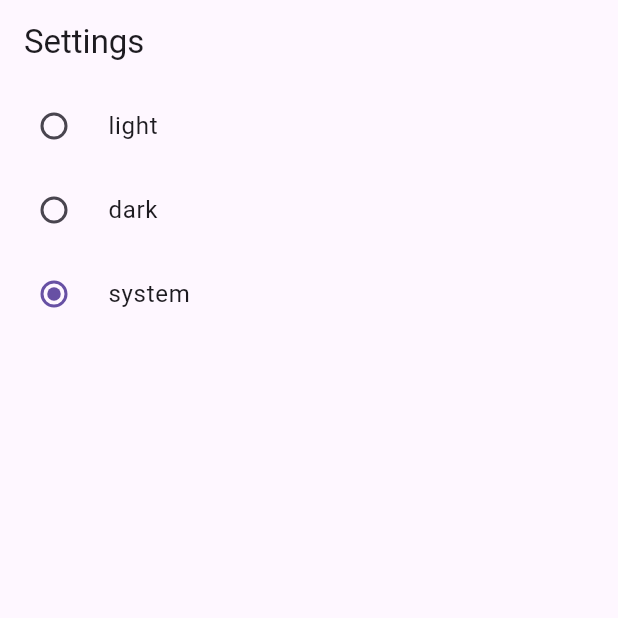
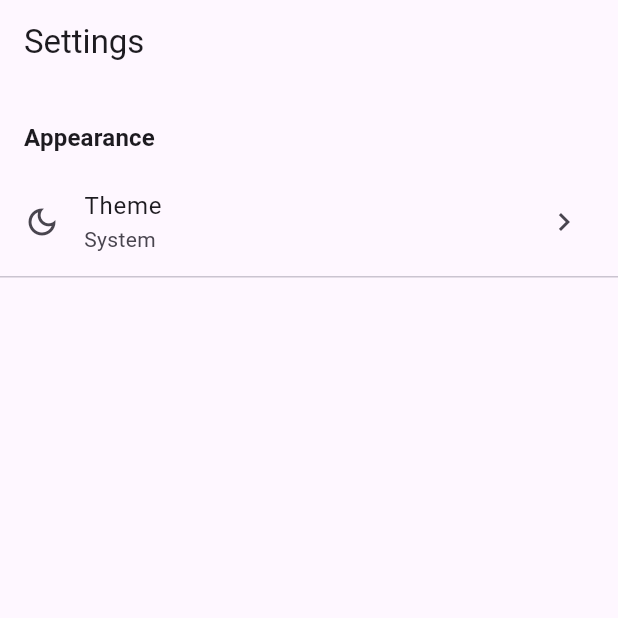
Before and after one commit to miguel-arbelaez-dev/flutter_settings_clean_bloc, a Flutter app: the screen it shows after launch, on a phone screen of 412 x 824 dp, the top half of it. Run offline on Flutter 3.47's test engine with Material 3 defaults, Android fonts, the phone set to English and light mode, and no system bars; our stand-ins replace flutter_bloc, shared_preferences.

Commit message:
Screen improvements completed

```diff
--- a/flutter_settings_clean_bloc/lib/feautures/settings/presentation/pages/settings_page.dart
+++ b/flutter_settings_clean_bloc/lib/feautures/settings/presentation/pages/settings_page.dart
@@ -1,5 +1,7 @@
 import 'package:flutter/material.dart';
 import 'package:flutter_bloc/flutter_bloc.dart';
+import 'package:flutter_settings_clean_bloc/feautures/settings/presentation/widgets/settings_section.dart';
+import 'package:flutter_settings_clean_bloc/feautures/settings/presentation/widgets/theme_tile.dart';
 
 import '../bloc/settings_bloc.dart';
 import '../bloc/settings_event.dart';
@@ -19,21 +21,13 @@ class SettingsPage extends StatelessWidget {
             return const Center(child: CircularProgressIndicator());
           }
 
-          return Column(
-            children: AppTheme.values.map((theme) {
-              return RadioListTile<AppTheme>(
-                title: Text(theme.name),
-                value: theme,
-                groupValue: state.theme,
-                onChanged: (value) {
-                  if (value != null) {
-                    context
-                        .read<SettingsBloc>()
-                        .add(ChangeThemeEvent(value));
-                  }
-                },
-              );
-            }).toList(),
+          return ListView(
+            children: [
+              const SizedBox(height: 16),
+              const SettingsSection(title: 'Appearance'),
+              ThemeTile(currentTheme: state.theme),
+              const Divider(height: 1),
+            ],
           );
         },
       ),
--- /dev/null
+++ b/flutter_settings_clean_bloc/lib/feautures/settings/presentation/widgets/settings_section.dart
@@ -0,0 +1,22 @@
+import 'package:flutter/material.dart';
+
+class SettingsSection extends StatelessWidget {
+  final String title;
+
+  const SettingsSection({super.key, required this.title});
+
+  @override
+  Widget build(BuildContext context) {
+    final textTheme = Theme.of(context).textTheme;
+
+    return Padding(
+      padding: const EdgeInsets.symmetric(horizontal: 16, vertical: 8),
+      child: Text(
+        title,
+        style: textTheme.titleMedium?.copyWith(
+          fontWeight: FontWeight.w600,
+        ),
+      ),
+    );
+  }
+}
--- /dev/null
+++ b/flutter_settings_clean_bloc/lib/feautures/settings/presentation/widgets/theme_tile.dart
@@ -0,0 +1,38 @@
+import 'package:flutter/material.dart';
+import 'package:flutter_settings_clean_bloc/feautures/settings/presentation/widgets/theme_selector_sheet.dart';
+
+import '../../domain/entities/app_theme.dart';
+
+
+class ThemeTile extends StatelessWidget {
+  final AppTheme currentTheme;
+
+  const ThemeTile({super.key, required this.currentTheme});
+
+  @override
+  Widget build(BuildContext context) {
+    return ListTile(
+      leading: const Icon(Icons.dark_mode_outlined),
+      title: const Text('Theme'),
+      subtitle: Text(_label(currentTheme)),
+      trailing: const Icon(Icons.chevron_right),
+      onTap: () {
+        showThemeSelectorSheet(
+          context: context,
+          currentTheme: currentTheme,
+        );
+      },
+    );
+  }
+
+  String _label(AppTheme theme) {
+    switch (theme) {
+      case AppTheme.light:
+        return 'Light';
+      case AppTheme.dark:
+        return 'Dark';
+      case AppTheme.system:
+        return 'System';
+    }
+  }
+}
--- a/flutter_settings_clean_bloc/pubspec.yaml
+++ b/flutter_settings_clean_bloc/pubspec.yaml
@@ -36,6 +36,8 @@ dependencies:
   cupertino_icons: ^1.0.8
   flutter_bloc: ^9.1.1
   shared_preferences: ^2.5.4
+  bloc_test: ^10.0.0
+  mocktail: ^1.0.4
 
 dev_dependencies:
   flutter_test:
```
Also changed, not shown: flutter_settings_clean_bloc/lib/feautures/settings/presentation/widgets/theme_selector_sheet.dart (added, +97 -0 lines), flutter_settings_clean_bloc/pubspec.lock, 1 other file.
